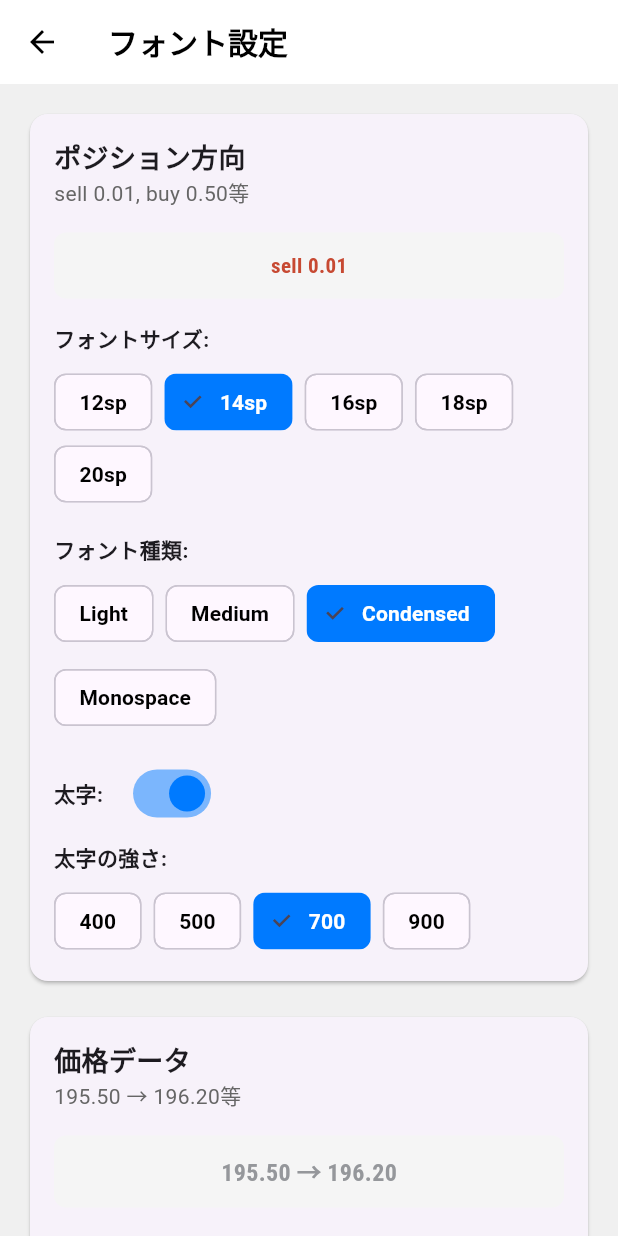
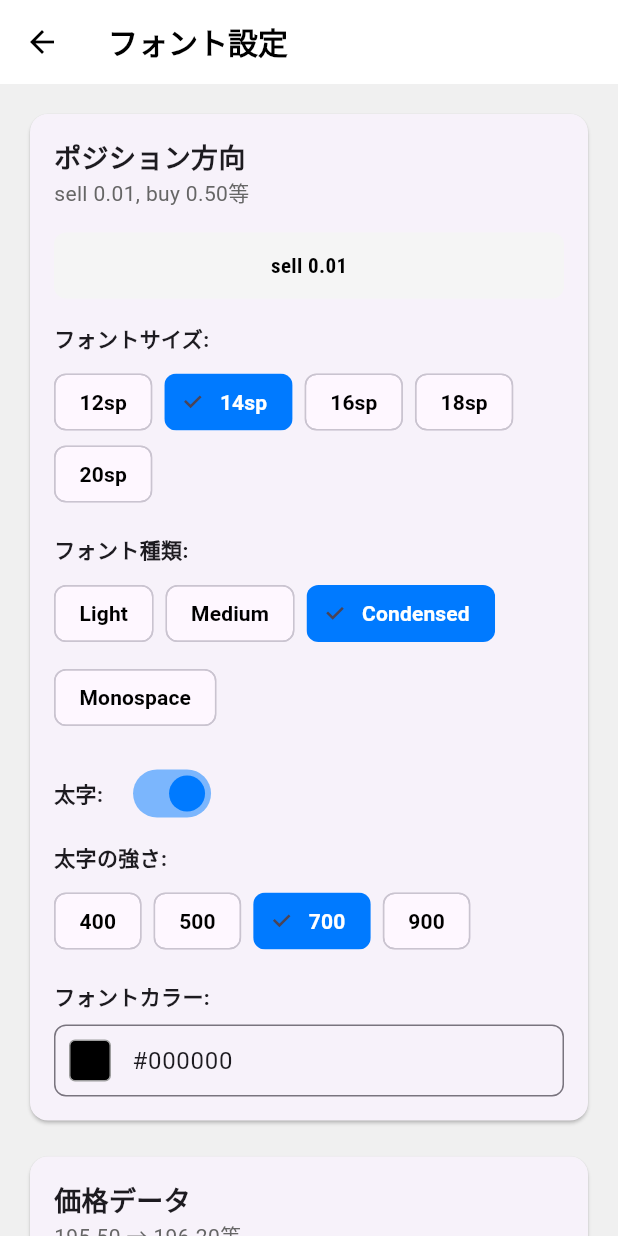
Before and after one commit to onefiles/meta5-trading-app, a Flutter app: the screen it shows after launch, item 2 of the bottom bar chosen, after a tap on "フォント設定", on a phone screen of 412 x 824 dp. Run offline on Flutter 3.47's test engine with Material 3 defaults, Android fonts, the phone set to English and light mode, and no system bars; our stand-ins replace flutter_slidable, shared_preferences, sqflite; accounts and stored records are empty; network calls fail; Roboto replaces fonts that are missing (Roboto Condensed).

Commit message:
Add font settings for currency pairs and timestamps with color customization
Major enhancements to font system:
- Added 2 new font categories: Currency Pairs and Timestamps
- Now supports 5 categories: Position, Price, Profit, Symbol, Time
- Added hex color code input for all font categories (#FF9900 format)
- Real-time preview with color picker UI element
- Enhanced FontProvider with color validation and conversion
- Applied new settings to position items and history screens
- Backward compatibility for existing font settings
- Color settings stored in SharedPreferences

Font categories now include:
1. Position Direction (sell/buy)
2. Price Data (195.50 → 196.20)
3. Profit Display (+5,420.00)
4. Currency Pairs (GBPJPY, USDJPY)
5. Trade Timestamps (2025.08.21 14:47:38)

All categories support: Font family, size, weight, bold, and custom colors

```diff
--- a/lib/providers/font_provider.dart
+++ b/lib/providers/font_provider.dart
@@ -31,6 +31,25 @@ class FontProvider extends ChangeNotifier {
   int _profitFontWeight = 700;
   bool _profitIsBold = true;
 
+  // 通貨ペアの設定
+  String _symbolFontFamily = 'Roboto Condensed';
+  int _symbolFontSize = 16;
+  int _symbolFontWeight = 700;
+  bool _symbolIsBold = true;
+
+  // 取引時間の設定
+  String _timeFontFamily = 'Roboto Condensed';
+  int _timeFontSize = 12;
+  int _timeFontWeight = 400;
+  bool _timeIsBold = false;
+
+  // カラー設定
+  String _positionColor = '#000000';
+  String _priceColor = '#95979b';
+  String _profitColor = '#1777e7';
+  String _symbolColor = '#000000';
+  String _timeColor = '#666666';
+
   // ゲッター
   String get positionFontFamily => _positionFontFamily;
   int get positionFontSize => _positionFontSize;
@@ -46,6 +65,22 @@ class FontProvider extends ChangeNotifier {
   int get profitFontSize => _profitFontSize;
   int get profitFontWeight => _profitFontWeight;
   bool get profitIsBold => _profitIsBold;
+
+  String get symbolFontFamily => _symbolFontFamily;
+  int get symbolFontSize => _symbolFontSize;
+  int get symbolFontWeight => _symbolFontWeight;
+  bool get symbolIsBold => _symbolIsBold;
+
+  String get timeFontFamily => _timeFontFamily;
+  int get timeFontSize => _timeFontSize;
+  int get timeFontWeight => _timeFontWeight;
+  bool get timeIsBold => _timeIsBold;
+
+  String get positionColor => _positionColor;
+  String get priceColor => _priceColor;
+  String get profitColor => _profitColor;
+  String get symbolColor => _symbolColor;
+  String get timeColor => _timeColor;
 
   FontProvider() {
     _loadSettings();
@@ -77,6 +112,23 @@ class FontProvider extends ChangeNotifier {
       _profitFontWeight = prefs.getInt('profit_font_weight') ?? 700;
       _profitIsBold = prefs.getBool('profit_is_bold') ?? true;
 
+      _symbolFontFamily = cleanFontFamily(prefs.getString('symbol_font_family'));
+      _symbolFontSize = prefs.getInt('symbol_font_size') ?? 16;
+      _symbolFontWeight = prefs.getInt('symbol_font_weight') ?? 700;
+      _symbolIsBold = prefs.getBool('symbol_is_bold') ?? true;
+
+      _timeFontFamily = cleanFontFamily(prefs.getString('time_font_family'));
+      _timeFontSize = prefs.getInt('time_font_size') ?? 12;
+      _timeFontWeight = prefs.getInt('time_font_weight') ?? 400;
+      _timeIsBold = prefs.getBool('time_is_bold') ?? false;
+
+      // カラー設定の読み込み
+      _positionColor = prefs.getString('position_color') ?? '#000000';
+      _priceColor = prefs.getString('price_color') ?? '#95979b';
+      _profitColor = prefs.getString('profit_color') ?? '#1777e7';
+      _symbolColor = prefs.getString('symbol_color') ?? '#000000';
+      _timeColor = prefs.getString('time_color') ?? '#666666';
+
       notifyListeners();
     } catch (e) {
       print('Error loading font settings: $e');
@@ -89,6 +141,7 @@ class FontProvider extends ChangeNotifier {
     int? fontSize,
     int? fontWeight,
     bool? isBold,
+    String? color,
   }) async {
     final prefs = await SharedPreferences.getInstance();
 
@@ -109,6 +162,10 @@ class FontProvider extends ChangeNotifier {
       _positionIsBold = isBold;
       await prefs.setBool('position_is_bold', isBold);
     }
+    if (color != null && _isValidHexColor(color)) {
+      _positionColor = color;
+      await prefs.setString('position_color', color);
+    }
 
     notifyListeners();
   }
@@ -119,6 +176,7 @@ class FontProvider extends ChangeNotifier {
     int? fontSize,
     int? fontWeight,
     bool? isBold,
+    String? color,
   }) async {
     final prefs = await SharedPreferences.getInstance();
 
@@ -138,6 +196,10 @@ class FontProvider extends ChangeNotifier {
       _priceIsBold = isBold;
       await prefs.setBool('price_is_bold', isBold);
     }
+    if (color != null && _isValidHexColor(color)) {
+      _priceColor = color;
+      await prefs.setString('price_color', color);
+    }
 
     notifyListeners();
   }
@@ -148,6 +210,7 @@ class FontProvider extends ChangeNotifier {
     int? fontSize,
     int? fontWeight,
     bool? isBold,
+    String? color,
   }) async {
     final prefs = await SharedPreferences.getInstance();
 
@@ -167,6 +230,78 @@ class FontProvider extends ChangeNotifier {
       _profitIsBold = isBold;
       await prefs.setBool('profit_is_bold', isBold);
     }
+    if (color != null && _isValidHexColor(color)) {
+      _profitColor = color;
+      await prefs.setString('profit_color', color);
+    }
+
+    notifyListeners();
+  }
+
+  // 通貨ペアの設定更新
+  Future<void> updateSymbolFont({
+    String? fontFamily,
+    int? fontSize,
+    int? fontWeight,
+    bool? isBold,
+    String? color,
+  }) async {
+    final prefs = await SharedPreferences.getInstance();
+
+    if (fontFamily != null) {
+      _symbolFontFamily = _mapFontFamily(fontFamily);
+      await prefs.setString('symbol_font_family', _symbolFontFamily);
+    }
+    if (fontSize != null) {
+      _symbolFontSize = fontSize;
+      await prefs.setInt('symbol_font_size', fontSize);
+    }
+    if (fontWeight != null) {
+      _symbolFontWeight = fontWeight;
+      await prefs.setInt('symbol_font_weight', fontWeight);
+    }
+    if (isBold != null) {
+      _symbolIsBold = isBold;
+      await prefs.setBool('symbol_is_bold', isBold);
+    }
+    if (color != null && _isValidHexColor(color)) {
+      _symbolColor = color;
+      await prefs.setString('symbol_color', color);
+    }
+
+    notifyListeners();
+  }
+
+  // 取引時間の設定更新
+  Future<void> updateTimeFont({
+    String? fontFamily,
+    int? fontSize,
+    int? fontWeight,
+    bool? isBold,
+    String? color,
+  }) async {
+    final prefs = await SharedPreferences.getInstance();
+
+    if (fontFamily != null) {
+      _timeFontFamily = _mapFontFamily(fontFamily);
+      await prefs.setString('time_font_family', _timeFontFamily);
+    }
+    if (fontSize != null) {
+      _timeFontSize = fontSize;
+      await prefs.setInt('time_font_size', fontSize);
+    }
+    if (fontWeight != null) {
+      _timeFontWeight = fontWeight;
+      await prefs.setInt('time_font_weight', fontWeight);
+    }
+    if (isBold != null) {
+      _timeIsBold = isBold;
+      await prefs.setBool('time_is_bold', isBold);
+    }
+    if (color != null && _isValidHexColor(color)) {
+      _timeColor = color;
+      await prefs.setString('time_color', color);
+    }
 
     notifyListeners();
   }
@@ -180,16 +315,31 @@ class FontProvider extends ChangeNotifier {
     _positionFontSize = 14;
     _positionFontWeight = 700;
     _positionIsBold = true;
+    _positionColor = '#000000';
 
     _priceFontFamily = 'Roboto Condensed';
     _priceFontSize = 16;
     _priceFontWeight = 700;
     _priceIsBold = true;
+    _priceColor = '#95979b';
 
     _profitFontFamily = 'Roboto Condensed';
     _profitFontSize = 14;
     _profitFontWeight = 700;
     _profitIsBold = true;
+    _profitColor = '#1777e7';
+
+    _symbolFontFamily = 'Roboto Condensed';
+    _symbolFontSize = 16;
+    _symbolFontWeight = 700;
+    _symbolIsBold = true;
+    _symbolColor = '#000000';
+
+    _timeFontFamily = 'Roboto Condensed';
+    _timeFontSize = 12;
+    _timeFontWeight = 400;
+    _timeIsBold = false;
+    _timeColor = '#666666';
 
     // SharedPreferencesからフォント設定を削除
     await prefs.remove('position_font_family');
@@ -206,6 +356,22 @@ class FontProvider extends ChangeNotifier {
     await prefs.remove('profit_font_size');
     await prefs.remove('profit_font_weight');
     await prefs.remove('profit_is_bold');
+    await prefs.remove('profit_color');
+
+    await prefs.remove('symbol_font_family');
+    await prefs.remove('symbol_font_size');
+    await prefs.remove('symbol_font_weight');
+    await prefs.remove('symbol_is_bold');
+    await prefs.remove('symbol_color');
+
+    await prefs.remove('time_font_family');
+    await prefs.remove('time_font_size');
+    await prefs.remove('time_font_weight');
+    await prefs.remove('time_is_bold');
+    await prefs.remove('time_color');
+
+    await prefs.remove('position_color');
+    await prefs.remove('price_color');
 
     notifyListeners();
   }
@@ -231,7 +397,7 @@ class FontProvider extends ChangeNotifier {
       fontFamily: _positionFontFamily,
       fontSize: _positionFontSize.toDouble(),
       fontWeight: _positionIsBold ? FontWeight.values[_getFontWeightIndex(_positionFontWeight)] : FontWeight.normal,
-      color: color ?? Colors.black,
+      color: color ?? _hexToColor(_positionColor),
     );
   }
 
@@ -240,7 +406,7 @@ class FontProvider extends ChangeNotifier {
       fontFamily: _priceFontFamily,
       fontSize: _priceFontSize.toDouble(),
       fontWeight: _priceIsBold ? FontWeight.values[_getFontWeightIndex(_priceFontWeight)] : FontWeight.normal,
-      color: color ?? Colors.black,
+      color: color ?? _hexToColor(_priceColor),
     );
   }
 
@@ -249,7 +415,25 @@ class FontProvider extends ChangeNotifier {
       fontFamily: _profitFontFamily,
       fontSize: _profitFontSize.toDouble(),
       fontWeight: _profitIsBold ? FontWeight.values[_getFontWeightIndex(_profitFontWeight)] : FontWeight.normal,
-      color: color ?? Colors.black,
+      color: color ?? _hexToColor(_profitColor),
+    );
+  }
+
+  TextStyle getSymbolTextStyle({Color? color}) {
+    return TextStyle(
+      fontFamily: _symbolFontFamily,
+      fontSize: _symbolFontSize.toDouble(),
+      fontWeight: _symbolIsBold ? FontWeight.values[_getFontWeightIndex(_symbolFontWeight)] : FontWeight.normal,
+      color: color ?? _hexToColor(_symbolColor),
+    );
+  }
+
+  TextStyle getTimeTextStyle({Color? color}) {
+    return TextStyle(
+      fontFamily: _timeFontFamily,
+      fontSize: _timeFontSize.toDouble(),
+      fontWeight: _timeIsBold ? FontWeight.values[_getFontWeightIndex(_timeFontWeight)] : FontWeight.normal,
+      color: color ?? _hexToColor(_timeColor),
     );
   }
 
@@ -268,4 +452,22 @@ class FontProvider extends ChangeNotifier {
         return 6; // FontWeight.w700 (default)
     }
   }
+
+  // HEXカラーコードをColorオブジェクトに変換
+  Color _hexToColor(String hexString) {
+    try {
+      final buffer = StringBuffer();
+      if (hexString.length == 6 || hexString.length == 7) buffer.write('ff');
+      buffer.write(hexString.replaceFirst('#', ''));
+      return Color(int.parse(buffer.toString(), radix: 16));
+    } catch (e) {
+      return Colors.black; // フォールバック
+    }
+  }
+
+  // HEXカラーコードのバリデーション
+  bool _isValidHexColor(String hexString) {
+    final hexRegex = RegExp(r'^#?([A-Fa-f0-9]{6}|[A-Fa-f0-9]{3})$');
+    return hexRegex.hasMatch(hexString);
+  }
 }
--- a/lib/screens/font_settings_screen.dart
+++ b/lib/screens/font_settings_screen.dart
@@ -1,4 +1,5 @@
 import 'package:flutter/material.dart';
+import 'package:flutter/services.dart';
 import 'package:provider/provider.dart';
 import '../providers/font_provider.dart';
 import '../utils/platform_helper.dart';
@@ -41,12 +42,13 @@ class FontSettingsScreen extends StatelessWidget {
                   currentFontSize: fontProvider.positionFontSize,
                   currentFontWeight: fontProvider.positionFontWeight,
                   currentIsBold: fontProvider.positionIsBold,
+                  currentColor: fontProvider.positionColor,
                   onFontFamilyChanged: (value) => fontProvider.updatePositionFont(fontFamily: value),
                   onFontSizeChanged: (value) => fontProvider.updatePositionFont(fontSize: value),
                   onFontWeightChanged: (value) => fontProvider.updatePositionFont(fontWeight: value),
                   onBoldChanged: (value) => fontProvider.updatePositionFont(isBold: value),
+                  onColorChanged: (value) => fontProvider.updatePositionFont(color: value),
                   previewText: 'sell 0.01',
-                  previewColor: const Color(0xFFc74932),
                   fontProvider: fontProvider,
                   fontType: 'position',
                 ),
@@ -60,12 +62,13 @@ class FontSettingsScreen extends StatelessWidget {
                   currentFontSize: fontProvider.priceFontSize,
                   currentFontWeight: fontProvider.priceFontWeight,
                   currentIsBold: fontProvider.priceIsBold,
+                  currentColor: fontProvider.priceColor,
                   onFontFamilyChanged: (value) => fontProvider.updatePriceFont(fontFamily: value),
                   onFontSizeChanged: (value) => fontProvider.updatePriceFont(fontSize: value),
                   onFontWeightChanged: (value) => fontProvider.updatePriceFont(fontWeight: value),
                   onBoldChanged: (value) => fontProvider.updatePriceFont(isBold: value),
+                  onColorChanged: (value) => fontProvider.updatePriceFont(color: value),
                   previewText: '195.50 → 196.20',
-                  previewColor: const Color(0xFF95979b),
                   fontProvider: fontProvider,
                   fontType: 'price',
                 ),
@@ -79,14 +82,55 @@ class FontSettingsScreen extends StatelessWidget {
                   currentFontSize: fontProvider.profitFontSize,
                   currentFontWeight: fontProvider.profitFontWeight,
                   currentIsBold: fontProvider.profitIsBold,
+                  currentColor: fontProvider.profitColor,
                   onFontFamilyChanged: (value) => fontProvider.updateProfitFont(fontFamily: value),
                   onFontSizeChanged: (value) => fontProvider.updateProfitFont(fontSize: value),
                   onFontWeightChanged: (value) => fontProvider.updateProfitFont(fontWeight: value),
                   onBoldChanged: (value) => fontProvider.updateProfitFont(isBold: value),
+                  onColorChanged: (value) => fontProvider.updateProfitFont(color: value),
                   previewText: '+5,420.00',
-                  previewColor: const Color(0xFF1777e7),
                   fontProvider: fontProvider,
                   fontType: 'profit',
+                ),
+                const SizedBox(height: 16),
+
+                // 通貨ペア設定
+                _buildFontSettingCard(
+                  title: '通貨ペア',
+                  subtitle: 'GBPJPY, USDJPY等',
+                  currentFontFamily: fontProvider.symbolFontFamily,
+                  currentFontSize: fontProvider.symbolFontSize,
+                  currentFontWeight: fontProvider.symbolFontWeight,
+                  currentIsBold: fontProvider.symbolIsBold,
+                  currentColor: fontProvider.symbolColor,
+                  onFontFamilyChanged: (value) => fontProvider.updateSymbolFont(fontFamily: value),
+                  onFontSizeChanged: (value) => fontProvider.updateSymbolFont(fontSize: value),
+                  onFontWeightChanged: (value) => fontProvider.updateSymbolFont(fontWeight: value),
+                  onBoldChanged: (value) => fontProvider.updateSymbolFont(isBold: value),
+                  onColorChanged: (value) => fontProvider.updateSymbolFont(color: value),
+                  previewText: 'GBPJPY',
+                  fontProvider: fontProvider,
+                  fontType: 'symbol',
+                ),
+                const SizedBox(height: 16),
+
+                // 取引時間設定
+                _buildFontSettingCard(
+                  title: '取引時間',
+                  subtitle: '2025.08.21 14:47:38等',
+                  currentFontFamily: fontProvider.timeFontFamily,
+                  currentFontSize: fontProvider.timeFontSize,
+                  currentFontWeight: fontProvider.timeFontWeight,
+                  currentIsBold: fontProvider.timeIsBold,
+                  currentColor: fontProvider.timeColor,
+                  onFontFamilyChanged: (value) => fontProvider.updateTimeFont(fontFamily: value),
+                  onFontSizeChanged: (value) => fontProvider.updateTimeFont(fontSize: value),
+                  onFontWeightChanged: (value) => fontProvider.updateTimeFont(fontWeight: value),
+                  onBoldChanged: (value) => fontProvider.updateTimeFont(isBold: value),
+                  onColorChanged: (value) => fontProvider.updateTimeFont(color: value),
+                  previewText: '2025.08.21 14:47:38',
+                  fontProvider: fontProvider,
+                  fontType: 'time',
                 ),
                 const SizedBox(height: 32),
 
@@ -121,12 +165,13 @@ class FontSettingsScreen extends StatelessWidget {
     required int currentFontSize,
     required int currentFontWeight,
     required bool currentIsBold,
+    String? currentColor,
     required Function(String) onFontFamilyChanged,
     required Function(int) onFontSizeChanged,
     required Function(int) onFontWeightChanged,
     required Function(bool) onBoldChanged,
+    Function(String)? onColorChanged,
     required String previewText,
-    required Color previewColor,
     required FontProvider fontProvider,
     required String fontType,
   }) {
@@ -164,7 +209,7 @@ class FontSettingsScreen extends StatelessWidget {
               child: Center(
                 child: Text(
                   previewText,
-                  style: _getPreviewTextStyle(fontProvider, fontType, previewColor),
+                  style: _getPreviewTextStyle(fontProvider, fontType, null),
                 ),
               ),
             ),
@@ -254,13 +299,55 @@ class FontSettingsScreen extends StatelessWidget {
                 }).toList(),
               ),
             ],
+
+            // カラー設定
+            if (onColorChanged != null && currentColor != null) ...[
+              const SizedBox(height: 16),
+              const Text('フォントカラー:', style: TextStyle(fontWeight: FontWeight.bold)),
+              const SizedBox(height: 8),
+              Row(
+                children: [
+                  Expanded(
+                    child: TextField(
+                      controller: TextEditingController(text: currentColor),
+                      decoration: InputDecoration(
+                        hintText: '例: #FF9900',
+                        prefixIcon: Container(
+                          margin: const EdgeInsets.all(10),
+                          width: 24,
+                          height: 24,
+                          decoration: BoxDecoration(
+                            color: _hexToColor(currentColor),
+                            border: Border.all(color: Colors.grey),
+                            borderRadius: BorderRadius.circular(4),
+                          ),
+                        ),
+                        border: OutlineInputBorder(
+                          borderRadius: BorderRadius.circular(8),
+                        ),
+                        contentPadding: const EdgeInsets.symmetric(horizontal: 12, vertical: 8),
+                      ),
+                      inputFormatters: [
+                        FilteringTextInputFormatter.allow(RegExp(r'[#a-fA-F0-9]')),
+                        LengthLimitingTextInputFormatter(7),
+                      ],
+                      onChanged: (value) {
+                        if (_isValidHexColor(value)) {
+                          onColorChanged(value);
+                        }
+                      },
+                    ),
+                  ),
+                ],
+              ),
+            ],
           ],
         ),
       ),
     );
   }
 
-  TextStyle _getPreviewTextStyle(FontProvider fontProvider, String fontType, Color color) {
+  TextStyle _getPreviewTextStyle(FontProvider fontProvider, String fontType, Color? color) {
     switch (fontType) {
       case 'position':
         return fontProvider.getPositionTextStyle(color: color);
@@ -268,8 +355,12 @@ class FontSettingsScreen extends StatelessWidget {
         return fontProvider.getPriceTextStyle(color: color);
       case 'profit':
         return fontProvider.getProfitTextStyle(color: color);
+      case 'symbol':
+        return fontProvider.getSymbolTextStyle(color: color);
+      case 'time':
+        return fontProvider.getTimeTextStyle(color: color);
       default:
-        return TextStyle(color: color);
+        return TextStyle(color: color ?? Colors.black);
     }
   }
 
@@ -335,4 +426,22 @@ class FontSettingsScreen extends StatelessWidget {
       ),
     );
   }
+
+  // HEXカラーコードをColorオブジェクトに変換
+  Color _hexToColor(String hexString) {
+    try {
+      final buffer = StringBuffer();
+      if (hexString.length == 6 || hexString.length == 7) buffer.write('ff');
+      buffer.write(hexString.replaceFirst('#', ''));
+      return Color(int.parse(buffer.toString(), radix: 16));
+    } catch (e) {
+      return Colors.black;
+    }
+  }
+
+  // HEXカラーコードのバリデーション
+  bool _isValidHexColor(String hexString) {
+    final hexRegex = RegExp(r'^#?([A-Fa-f0-9]{6}|[A-Fa-f0-9]{3})$');
+    return hexRegex.hasMatch(hexString);
+  }
 }
--- a/lib/screens/history_screen.dart
+++ b/lib/screens/history_screen.dart
@@ -799,7 +799,7 @@ class _HistoryScreenState extends State<HistoryScreen> with SingleTickerProvider
     );
   }
 
-  Widget _buildDetailRow(String label, String value) {
+  Widget _buildDetailRow(String label, String value, [FontProvider? fontProvider]) {
     return Padding(
       padding: const EdgeInsets.symmetric(vertical: 6),
       child: Row(
@@ -814,10 +814,12 @@ class _HistoryScreenState extends State<HistoryScreen> with SingleTickerProvider
           ),
           Text(
             value,
-            style: const TextStyle(
-              fontSize: 14,
-              fontWeight: FontWeight.w500,
-            ),
+            style: label.contains('時刻') && fontProvider != null
+                ? fontProvider.getTimeTextStyle()
+                : const TextStyle(
+                    fontSize: 14,
+                    fontWeight: FontWeight.w500,
+                  ),
           ),
         ],
       ),
@@ -916,10 +918,7 @@ class _HistoryScreenState extends State<HistoryScreen> with SingleTickerProvider
                   // 時間
                   Text(
                     _formatAndroidDateTime(item.closeTime),
-                    style: const TextStyle(
-                      fontSize: 12,
-                      color: Color(0xFF95979b),
-                    ),
+                    style: fontProvider.getTimeTextStyle(),
                   ),
                   const SizedBox(height: 4),
                   // 損益
```
Also changed, not shown: lib/widgets/position_item.dart (+12 -16 lines).
